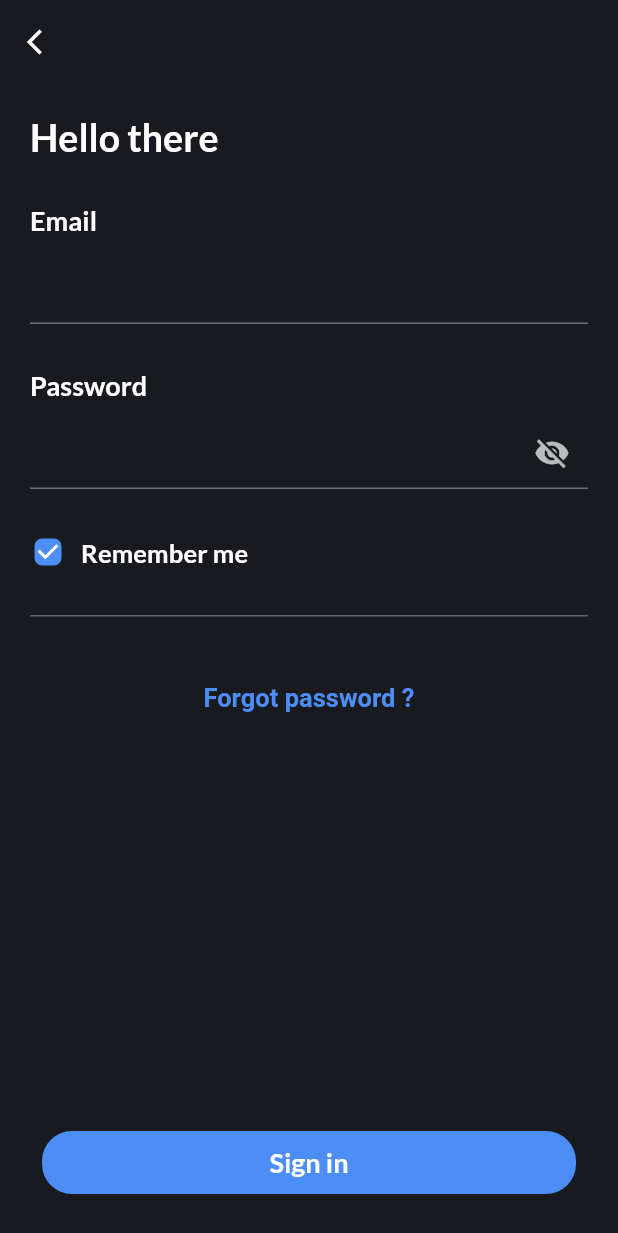
After one commit to DongT2LS22/MemBread, a Flutter app: the screen it shows after launch, after a tap on "I already have an account", on a phone screen of 412 x 824 dp. The commit adds this screen. Shown: the top 1233 px of the screen. Run offline on Flutter 3.47's test engine with Material 2 defaults, Android fonts, the phone set to English and light mode, and no system bars; our stand-ins replace google_fonts.

Commit message:
login page

```diff
--- a/lib/main.dart
+++ b/lib/main.dart
@@ -1,4 +1,5 @@
 import 'package:flutter/material.dart';
+import 'package:gr1_flutter/screens/login_page/login_page.dart';
 import 'package:gr1_flutter/screens/welcome_page/welcome_page.dart';
 import 'package:gr1_flutter/themes/dark_theme.dart';
 import 'package:gr1_flutter/themes/light_theme.dart';
@@ -17,7 +18,7 @@ class MyApp extends StatelessWidget {
       title: 'Flutter Demo',
       theme: lightTheme,
       darkTheme: darkTheme,
-      themeMode: ThemeMode.light,
+      themeMode: ThemeMode.dark,
       debugShowCheckedModeBanner: false,
       home: const WelcomePage(),
     );
--- /dev/null
+++ b/lib/screens/login_page/login_page.dart
@@ -0,0 +1,47 @@
+import 'package:flutter/material.dart';
+import 'package:gr1_flutter/widget/atoms/buttons/primary_button.dart';
+import 'package:gr1_flutter/widget/atoms/text_fields/email_textfield.dart';
+import 'package:gr1_flutter/widget/atoms/text_fields/pass_textfield.dart';
+import 'package:gr1_flutter/widget/molecules/login_textfield/login_textfield.dart';
+
+class LoginPage extends StatelessWidget {
+  const LoginPage({Key? key}) : super(key: key);
+
+  @override
+  Widget build(BuildContext context) {
+    return Scaffold(
+      resizeToAvoidBottomInset: false,
+      backgroundColor: Theme.of(context).colorScheme.background,
+      appBar: AppBar(
+        elevation: Theme.of(context).appBarTheme.elevation,
+        leading: IconButton(
+          icon: IconTheme(
+              data: Theme.of(context).appBarTheme.iconTheme!,
+              child: const Icon(Icons.arrow_back_ios)),
+          onPressed: () {
+            Navigator.pop(context);
+          },
+        ),
+      ),
+      body: Container(
+        padding: const EdgeInsets.all(20),
+        child: Column(
+          mainAxisAlignment: MainAxisAlignment.spaceBetween,
+          crossAxisAlignment: CrossAxisAlignment.start,
+          children: [
+            const LoginTextField(),
+            PrimaryButton(
+              width: MediaQuery.of(context).size.width - 40,
+              child: Center(
+                child: Text(
+                  "Sign in",
+                  style: Theme.of(context).textTheme.labelMedium,
+                ),
+              ),
+            )
+          ],
+        ),
+      ),
+    );
+  }
+}
--- a/lib/screens/welcome_page/welcome_page.dart
+++ b/lib/screens/welcome_page/welcome_page.dart
@@ -1,8 +1,6 @@
 import 'package:flutter/material.dart';
 import 'package:gr1_flutter/widget/atoms/logo/logo.dart';
 import 'package:gr1_flutter/widget/molecules/welcome_button/welcome_button.dart';
-
-import '../../widget/atoms/buttons/primary_button.dart';
 
 class WelcomePage extends StatefulWidget {
   const WelcomePage({Key? key}) : super(key: key);
--- a/lib/themes/dark_theme.dart
+++ b/lib/themes/dark_theme.dart
@@ -2,6 +2,7 @@ import 'package:flutter/material.dart';
 import 'package:google_fonts/google_fonts.dart';
 
 ThemeData darkTheme = ThemeData(
+    dividerColor: Colors.grey[700],
     primaryColor: Color.lerp(const Color.fromARGB(255, 59, 117, 245),
         const Color.fromARGB(255, 76, 142, 246), 1)!,
     brightness: Brightness.dark,
@@ -33,7 +34,7 @@ ThemeData darkTheme = ThemeData(
         titleSmall: GoogleFonts.lato(
             textStyle: const TextStyle(
                 fontSize: 17,
-                fontWeight: FontWeight.w500,
+                fontWeight: FontWeight.w600,
                 color: Colors.white)),
         displayMedium: GoogleFonts.lato(
             textStyle: const TextStyle(
--- a/lib/themes/light_theme.dart
+++ b/lib/themes/light_theme.dart
@@ -2,6 +2,7 @@ import 'package:flutter/material.dart';
 import 'package:google_fonts/google_fonts.dart';
 
 ThemeData lightTheme = ThemeData(
+  dividerColor: Colors.grey[300],
     brightness: Brightness.light,
     primaryColor: Color.lerp(const Color.fromARGB(255, 59, 117, 245),
         const Color.fromARGB(255, 76, 142, 246), 1)!,
@@ -34,7 +35,7 @@ ThemeData lightTheme = ThemeData(
         titleSmall: GoogleFonts.lato(
             textStyle: const TextStyle(
                 fontSize: 17,
-                fontWeight: FontWeight.w500,
+                fontWeight: FontWeight.w600,
                 color: Colors.black)),
         displayMedium: GoogleFonts.lato(
             textStyle: const TextStyle(
--- /dev/null
+++ b/lib/widget/atoms/checkbox/checkbox.dart
@@ -0,0 +1,34 @@
+import 'package:flutter/material.dart';
+
+class CheckBox extends StatefulWidget {
+  const CheckBox({Key? key}) : super(key: key);
+
+  @override
+  State<CheckBox> createState() => _CheckBoxState();
+}
+
+class _CheckBoxState extends State<CheckBox> {
+  bool _isChecked = true;
+
+  @override
+  Widget build(BuildContext context) {
+    Color getColor(Set<MaterialState> states) {
+      return Theme.of(context).primaryColor;
+    }
+
+    return SizedBox(
+      height: 24,
+      width: 24,
+      child: Checkbox(
+          shape: RoundedRectangleBorder(borderRadius: BorderRadius.circular(5)),
+          checkColor: Colors.white,
+          fillColor: MaterialStateProperty.resolveWith(getColor),
+          value: _isChecked,
+          onChanged: (value) {
+            setState(() {
+              _isChecked = value!;
+            });
+          }),
+    );
+  }
+}
--- /dev/null
+++ b/lib/widget/atoms/text_fields/email_textfield.dart
@@ -0,0 +1,34 @@
+import 'package:flutter/material.dart';
+
+class EmailTextField extends StatelessWidget {
+  TextEditingController? controller;
+  EmailTextField({Key? key, this.controller}) : super(key: key);
+
+  @override
+  Widget build(BuildContext context) {
+    return Column(
+      mainAxisAlignment: MainAxisAlignment.start,
+      crossAxisAlignment: CrossAxisAlignment.start,
+      children: [
+        Text(
+          "Email",
+          style: Theme.of(context).textTheme.displayMedium,
+        ),
+        const SizedBox(height: 10,),
+        TextField(
+          controller: controller,
+          style: Theme
+              .of(context)
+              .textTheme
+              .displayMedium,
+          cursorWidth: 1.5,
+          decoration: InputDecoration(
+            focusColor: Theme
+                .of(context)
+                .primaryColor,
+          ),
+        )
+      ],
+    );
+  }
+}
--- /dev/null
+++ b/lib/widget/atoms/text_fields/pass_textfield.dart
@@ -0,0 +1,63 @@
+import 'package:flutter/material.dart';
+
+class PassTextField extends StatefulWidget {
+  TextEditingController? controller;
+  PassTextField({Key? key,this.controller}) : super(key: key);
+
+  @override
+  State<PassTextField> createState() => _PassTextFieldState();
+}
+
+class _PassTextFieldState extends State<PassTextField> {
+  bool _isObscure = true;
+
+  @override
+  void initState() {
+    // TODO: implement initState
+    super.initState();
+  }
+
+  @override
+  void dispose() {
+    // TODO: implement dispose
+    super.dispose();
+  }
+
+  @override
+  Widget build(BuildContext context) {
+    return Column(
+      mainAxisAlignment: MainAxisAlignment.start,
+      crossAxisAlignment: CrossAxisAlignment.start,
+      children: [
+        Text(
+          "Password",
+          style: Theme.of(context).textTheme.displayMedium,
+        ),
+        const SizedBox(height: 10,),
+        TextField(
+          controller: widget.controller,
+          style: Theme
+              .of(context)
+              .textTheme
+              .displayMedium,
+          cursorWidth: 1.5,
+          obscureText: _isObscure,
+          decoration: InputDecoration(
+            focusColor: Theme
+                .of(context)
+                .primaryColor,
+            suffixIcon: IconButton(
+              icon: _isObscure ? const Icon(Icons.visibility_off) : const Icon(
+                  Icons.visibility),
+              onPressed: () {
+                setState(() {
+                  _isObscure = !_isObscure;
+                });
+              },
+            ),
+          ),
+        )
+      ],
+    );
+  }
+}
--- /dev/null
+++ b/lib/widget/molecules/login_textfield/login_textfield.dart
@@ -0,0 +1,67 @@
+import 'package:flutter/material.dart';
+
+import '../../atoms/checkbox/checkbox.dart';
+import '../../atoms/text_fields/email_textfield.dart';
+import '../../atoms/text_fields/pass_textfield.dart';
+
+class LoginTextField extends StatefulWidget {
+  const LoginTextField({Key? key}) : super(key: key);
+
+  @override
+  State<LoginTextField> createState() => _LoginTextFieldState();
+}
+
+class _LoginTextFieldState extends State<LoginTextField> {
+  @override
+  Widget build(BuildContext context) {
+    return Column(
+      mainAxisAlignment: MainAxisAlignment.start,
+      crossAxisAlignment: CrossAxisAlignment.start,
+      children: [
+        Text(
+          "Hello there",
+          style: Theme.of(context).textTheme.titleLarge,
+        ),
+        const SizedBox(height: 30),
+        EmailTextField(),
+        const SizedBox(height: 30),
+        PassTextField(),
+        const SizedBox(height: 30),
+        Row(
+          children: [
+            const CheckBox(),
+            const SizedBox(
+              width: 10,
+            ),
+            Text(
+              "Remember me",
+              style: Theme.of(context).textTheme.titleSmall,
+            )
+          ],
+        ),
+        const SizedBox(
+          height: 30,
+        ),
+        Container(
+          height: 1,
+          width: double.infinity,
+          color: Theme.of(context).dividerColor,
+        ),
+        const SizedBox(
+          height: 30,
+        ),
+        Center(
+          child: TextButton(
+              onPressed: () {},
+              child: Text(
+                "Forgot password ?",
+                style: TextStyle(
+                    fontSize: 17,
+                    fontWeight: FontWeight.w600,
+                    color: Theme.of(context).primaryColor),
+              )),
+        )
+      ],
+    );
+  }
+}
--- a/lib/widget/molecules/welcome_button/welcome_button.dart
+++ b/lib/widget/molecules/welcome_button/welcome_button.dart
@@ -1,6 +1,6 @@
-
 import 'package:flutter/material.dart';
 import 'package:google_fonts/google_fonts.dart';
+import 'package:gr1_flutter/screens/login_page/login_page.dart';
 import 'package:gr1_flutter/widget/atoms/buttons/light_button.dart';
 
 import '../../atoms/buttons/primary_button.dart';
@@ -10,28 +10,25 @@ class WelcomeButton extends StatelessWidget {
 
   @override
   Widget build(BuildContext context) {
-    return Container(
-      child: Column(
+    return Column(
       children: [
         PrimaryButton(
             width: MediaQuery.of(context).size.width - 40,
             child: Center(
                 child: Text(
-                    "GET STARTED",
+              "Get started",
               style: Theme.of(context).textTheme.labelMedium,
             ))),
         LightButton(
+          onPressed: () => Navigator.push(context,
+              MaterialPageRoute(builder: (context) => const LoginPage())),
           width: MediaQuery.of(context).size.width - 40,
           child: Center(
-              child: Text(
-                "I ALREADY HAVE AN ACCOUNT",
-                style: Theme.of(context).textTheme.displayMedium
+            child: Text("I already have an account",
+                style: Theme.of(context).textTheme.displayMedium),
           ),
-            ),
-
         )
       ],
-      ),
     );
   }
 }
```
Lines whose indentation alone changed are shown as unchanged.
